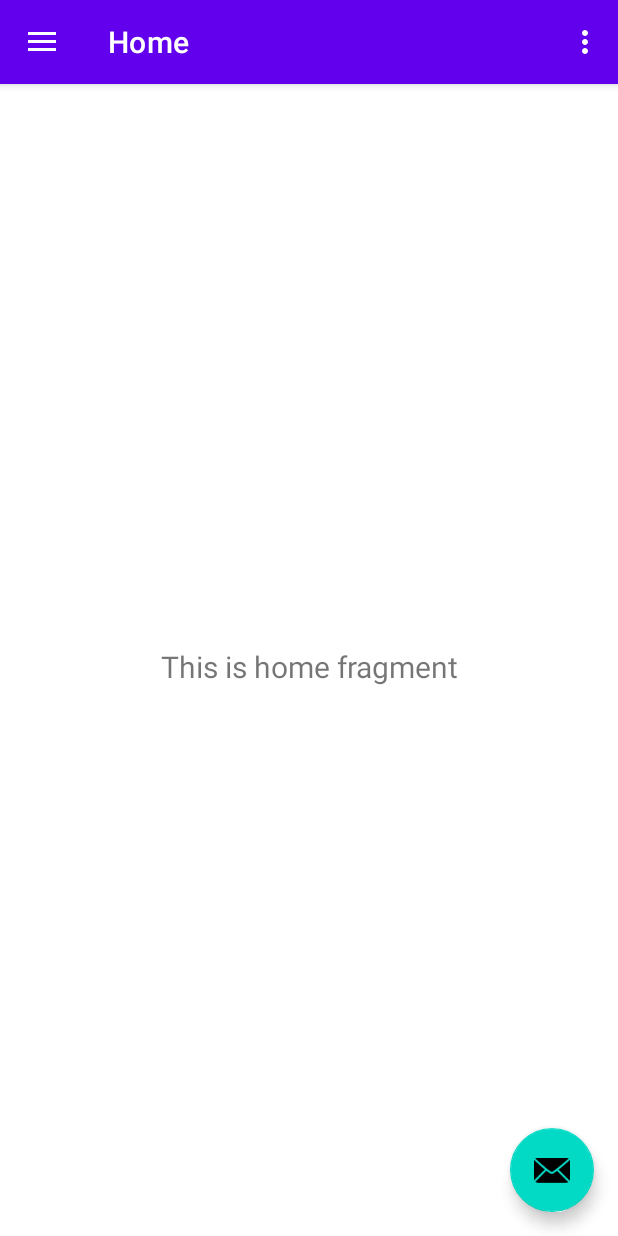
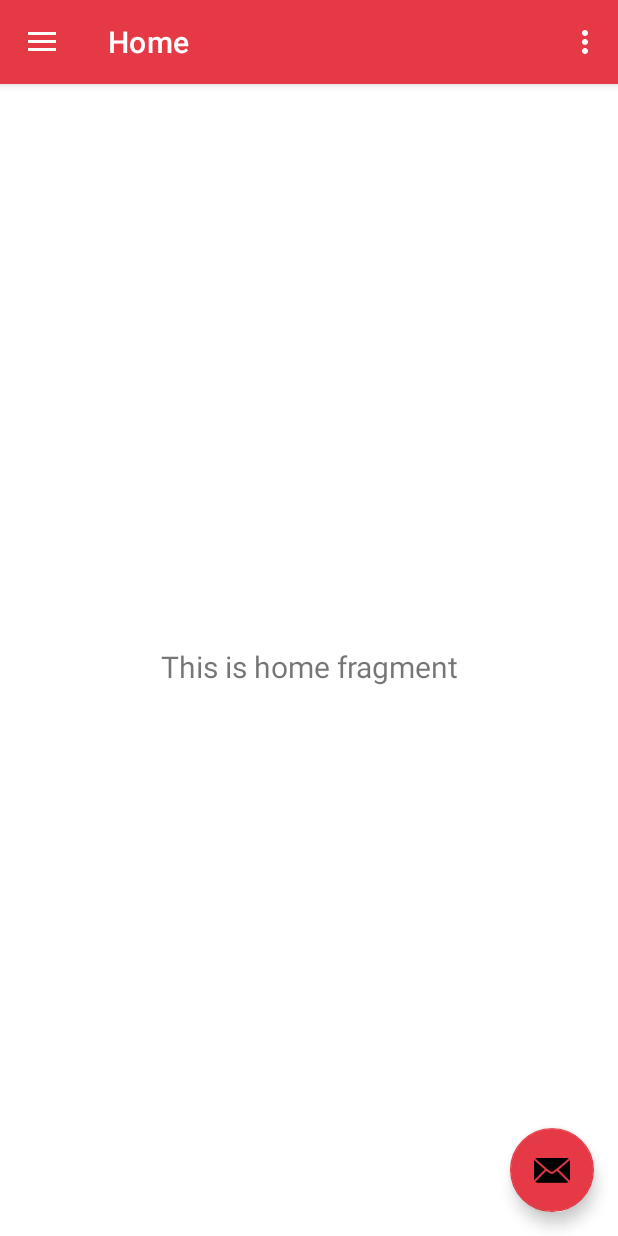
Before and after one commit to oana-rancov/MSAproj, an Android app: the NavigationActivity screen opened directly, with no data from a screen before it, on a phone screen of 412 x 824 dp. Run offline under Robolectric (Android 15) with nearby library versions, the phone set to English and light mode, and no system bars; our stand-ins replace navigation-ui.

Commit message:
Changed color theme bar

```diff
--- a/app/src/main/res/values/themes.xml
+++ b/app/src/main/res/values/themes.xml
@@ -2,11 +2,11 @@
     <!-- Base application theme. -->
     <style name="Theme.MSAproj" parent="Theme.MaterialComponents.DayNight.DarkActionBar">
         <!-- Primary brand color. -->
-        <item name="colorPrimary">@color/purple_500</item>
+        <item name="colorPrimary">@color/red</item>
         <item name="colorPrimaryVariant">@color/purple_700</item>
         <item name="colorOnPrimary">@color/white</item>
         <!-- Secondary brand color. -->
-        <item name="colorSecondary">@color/teal_200</item>
+        <item name="colorSecondary">@color/red</item>
         <item name="colorSecondaryVariant">@color/teal_700</item>
         <item name="colorOnSecondary">@color/black</item>
         <!-- Status bar color. -->
```
